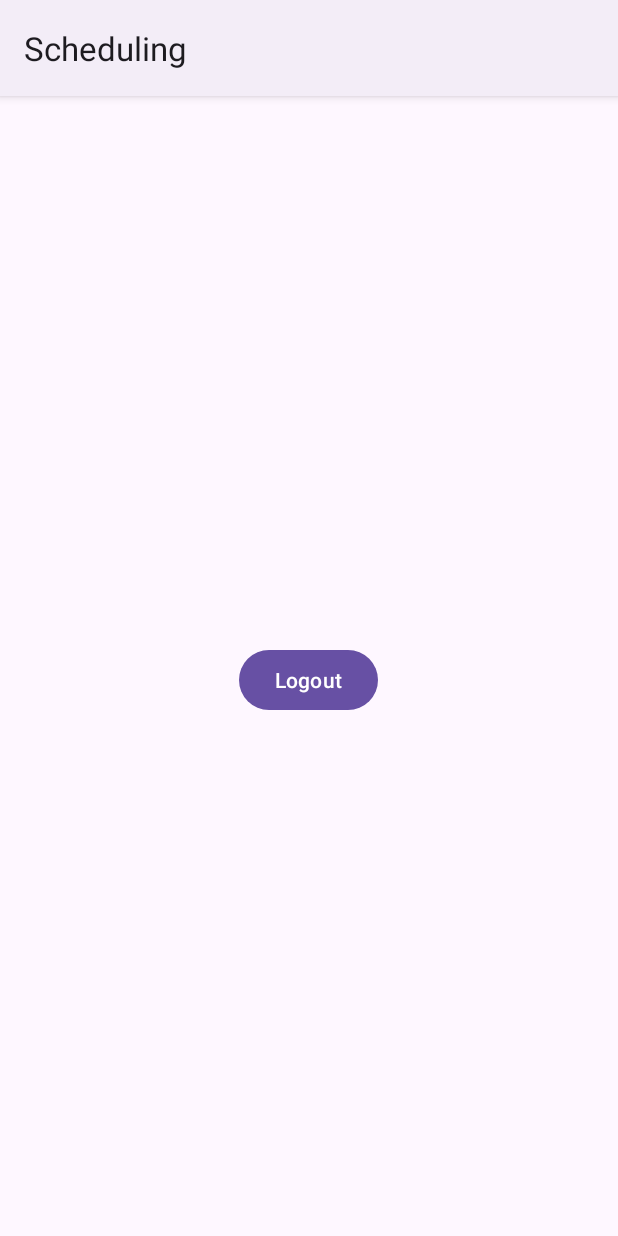
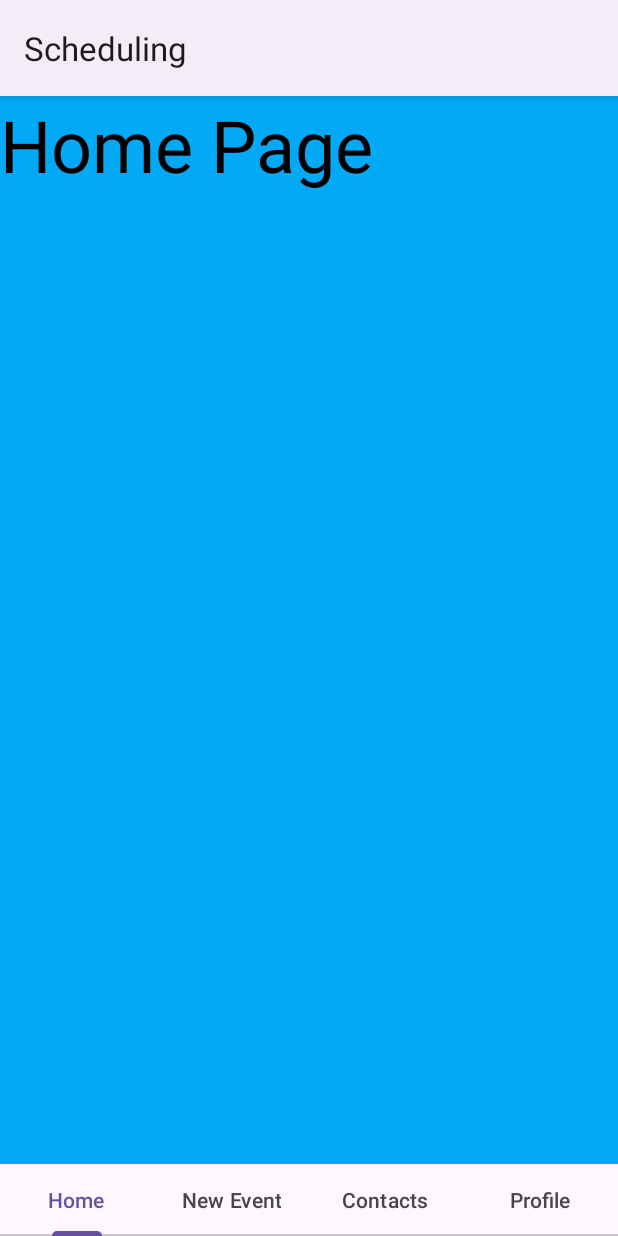
Before and after one commit to sp0603/Book-It, an Android app: the screen it shows after launch once a user with an empty profile is signed in (MainActivity), on a phone screen of 412 x 824 dp. Run offline under Robolectric (Android 15) with nearby library versions, the phone set to English and light mode, and no system bars; our stand-ins replace Firebase (no records; nobody signed in at launch, a user with empty details on screens opened directly).

Commit message:
added base tablayout, contactspage, default fragments for other tabs, altered MainActivity to switch to home screen once user is logged in

```diff
--- /dev/null
+++ b/app/src/main/java/com/example/scheduling/CreateEvent.java
@@ -0,0 +1,23 @@
+package com.example.scheduling;
+
+import android.os.Bundle;
+
+import androidx.fragment.app.Fragment;
+
+import android.view.LayoutInflater;
+import android.view.View;
+import android.view.ViewGroup;
+
+public class CreateEvent extends Fragment {
+
+    public CreateEvent() {
+        // Required empty public constructor
+    }
+
+    @Override
+    public View onCreateView(LayoutInflater inflater, ViewGroup container,
+                             Bundle savedInstanceState) {
+        // Inflate the layout for this fragment
+        return inflater.inflate(R.layout.fragment_create_event, container, false);
+    }
+}
--- /dev/null
+++ b/app/src/main/java/com/example/scheduling/HomeFragment.java
@@ -0,0 +1,24 @@
+package com.example.scheduling;
+
+import android.os.Bundle;
+
+import androidx.fragment.app.Fragment;
+
+import android.view.LayoutInflater;
+import android.view.View;
+import android.view.ViewGroup;
+
+
+public class HomeFragment extends Fragment {
+
+    public HomeFragment() {
+        // Required empty public constructor
+    }
+
+    @Override
+    public View onCreateView(LayoutInflater inflater, ViewGroup container,
+                             Bundle savedInstanceState) {
+        // Inflate the layout for this fragment
+        return inflater.inflate(R.layout.fragment_home_tab, container, false);
+    }
+}
--- a/app/src/main/java/com/example/scheduling/MainActivity.java
+++ b/app/src/main/java/com/example/scheduling/MainActivity.java
@@ -1,6 +1,8 @@
 package com.example.scheduling;
 
 import androidx.appcompat.app.AppCompatActivity;
+import androidx.viewpager2.widget.ViewPager2;
+import androidx.annotation.NonNull;
 
 import android.content.Intent;
 import android.os.Bundle;
@@ -10,12 +12,18 @@ import android.widget.TextView;
 
 import com.google.firebase.auth.FirebaseAuth;
 import com.google.firebase.auth.FirebaseUser;
+import com.google.android.material.tabs.TabLayout;
+import com.google.android.material.tabs.TabLayoutMediator;
 
 public class MainActivity extends AppCompatActivity {
     FirebaseAuth auth;
     Button button;
     TextView textView;
     FirebaseUser user;
+    ViewPager2 viewPager;
+    ViewPagerAdapter myAdapter;
+    TabLayout tabLayout;
+    String[] tabNames = {"Home", "New Event", "Contacts", "Profile"};
 
     @Override
     protected void onCreate(Bundle savedInstanceState) {
@@ -23,8 +31,8 @@ public class MainActivity extends AppCompatActivity {
         setContentView(R.layout.activity_main);
 
         auth = FirebaseAuth.getInstance();
-        button = findViewById(R.id.logout);
-        textView = findViewById(R.id.user_details);
+        //button = findViewById(R.id.logout);
+        //textView = findViewById(R.id.user_details);
         user = auth.getCurrentUser();
         if(user == null){
             Intent intent = new Intent(getApplicationContext(), Login.class);
@@ -33,17 +41,49 @@ public class MainActivity extends AppCompatActivity {
         }
 
         else {
-            textView.setText(user.getEmail());
+            setContentView(R.layout.tablayout);
+            tabLayout = findViewById(R.id.tablayout);
+
+            myAdapter = new ViewPagerAdapter(
+                    getSupportFragmentManager(),
+                    getLifecycle()
+            );
+
+            // adding fragments to the list in the Adapter class
+            myAdapter.addFragment(new HomeFragment());
+            myAdapter.addFragment(new CreateEvent());
+            myAdapter.addFragment(new ContactsPage());
+            myAdapter.addFragment(new ProfileFragment());
+
+            // set the orientation in ViewPager2
+            viewPager = findViewById(R.id.viewPager2);
+            viewPager.setOrientation(ViewPager2.ORIENTATION_HORIZONTAL);
+
+            // connecting the adapter with the ViewPager2
+            viewPager.setAdapter(myAdapter);
+
+            // connecting TabLayout with ViewPager
+            new TabLayoutMediator(
+                    tabLayout,
+                    viewPager,
+                    new TabLayoutMediator.TabConfigurationStrategy() {
+                        @Override
+                        public void onConfigureTab(@NonNull TabLayout.Tab tab, int position) {
+                            tab.setText(tabNames[position]);
+                        }
+                    }
+            ).attach();
         }
 
-        button.setOnClickListener(new View.OnClickListener() {
-            @Override
-            public void onClick(View view){
-                FirebaseAuth.getInstance().signOut();
-                Intent intent = new Intent(getApplicationContext(), Login.class);
-                startActivity(intent);
-                finish();
-            }
-        });
+        // commented this out b/c I don't think it's being used currently
+//        button.setOnClickListener(new View.OnClickListener() {
+//            @Override
+//            public void onClick(View view){
+//                FirebaseAuth.getInstance().signOut();
+//                Intent intent = new Intent(getApplicationContext(), Login.class);
+//                startActivity(intent);
+//                finish();
+//            }
+//        });
     }
 }
--- /dev/null
+++ b/app/src/main/java/com/example/scheduling/ProfileFragment.java
@@ -0,0 +1,23 @@
+package com.example.scheduling;
+
+import android.os.Bundle;
+
+import androidx.fragment.app.Fragment;
+
+import android.view.LayoutInflater;
+import android.view.View;
+import android.view.ViewGroup;
+
+public class ProfileFragment extends Fragment {
+
+    public ProfileFragment() {
+        // Required empty public constructor
+    }
+
+    @Override
+    public View onCreateView(LayoutInflater inflater, ViewGroup container,
+                             Bundle savedInstanceState) {
+        // Inflate the layout for this fragment
+        return inflater.inflate(R.layout.fragment_profile, container, false);
+    }
+}
--- /dev/null
+++ b/app/src/main/java/com/example/scheduling/ViewPagerAdapter.java
@@ -0,0 +1,36 @@
+package com.example.scheduling;
+
+import androidx.annotation.NonNull;
+import androidx.fragment.app.Fragment;
+import androidx.fragment.app.FragmentManager;
+import androidx.lifecycle.Lifecycle;
+import androidx.viewpager2.adapter.FragmentStateAdapter;
+
+import java.util.ArrayList;
+
+public class ViewPagerAdapter extends FragmentStateAdapter{
+
+    private ArrayList<Fragment> fragmentArrayList = new ArrayList<>();
+
+
+    public ViewPagerAdapter(@NonNull FragmentManager fragmentManager, @NonNull Lifecycle lifecycle) {
+        super(fragmentManager, lifecycle);
+    }
+
+    @NonNull
+    @Override
+    public Fragment createFragment(int position) {
+        // responsible for creating and returning a fragment for a specific position within ViewPager2
+
+        return fragmentArrayList.get(position);
+    }
+
+    @Override
+    public int getItemCount() {
+        return fragmentArrayList.size();
+    }
+
+    public void addFragment(Fragment fragment) {
+        fragmentArrayList.add(fragment);
+    }
+}
--- /dev/null
+++ b/app/src/main/res/layout/fragment_home_tab.xml
@@ -0,0 +1,16 @@
+<?xml version="1.0" encoding="utf-8"?>
+<FrameLayout xmlns:android="http://schemas.android.com/apk/res/android"
+    xmlns:tools="http://schemas.android.com/tools"
+    android:layout_width="match_parent"
+    android:layout_height="match_parent"
+    android:background="#03A9F4"
+    tools:context=".HomeFragment">
+
+    <TextView
+        android:textSize="48sp"
+        android:textColor="@color/black"
+        android:layout_width="match_parent"
+        android:layout_height="match_parent"
+        android:text="Home Page" />
+
+</FrameLayout>
--- /dev/null
+++ b/app/src/main/res/layout/tablayout.xml
@@ -0,0 +1,26 @@
+<?xml version="1.0" encoding="utf-8"?>
+<androidx.constraintlayout.widget.ConstraintLayout xmlns:android="http://schemas.android.com/apk/res/android"
+    xmlns:app="http://schemas.android.com/apk/res-auto"
+    xmlns:tools="http://schemas.android.com/tools"
+    android:layout_width="match_parent"
+    android:layout_height="match_parent"
+    tools:context=".MainActivity">
+
+    <com.google.android.material.tabs.TabLayout
+        android:id="@+id/tablayout"
+        android:layout_width="0dp"
+        android:layout_height="wrap_content"
+        app:layout_constraintBottom_toBottomOf="parent"
+        app:layout_constraintEnd_toEndOf="parent"
+        app:layout_constraintStart_toStartOf="parent" />
+
+    <androidx.viewpager2.widget.ViewPager2
+        android:id="@+id/viewPager2"
+        android:layout_width="0dp"
+        android:layout_height="0dp"
+        app:layout_constraintBottom_toTopOf="@+id/tablayout"
+        app:layout_constraintEnd_toEndOf="parent"
+        app:layout_constraintStart_toStartOf="parent"
+        app:layout_constraintTop_toTopOf="parent" />
+
+</androidx.constraintlayout.widget.ConstraintLayout>
```
Also changed, not shown: app/src/main/java/com/example/scheduling/ContactsPage.java (added, +76 -0 lines), app/src/main/java/com/example/scheduling/ListItemAdapter.java (added, +78 -0 lines), app/src/main/java/com/example/scheduling/User.java (added, +41 -0 lines), app/src/main/res/layout/fragment_contacts_page.xml (added, +14 -0 lines), app/src/main/res/layout/fragment_create_event.xml (added, +17 -0 lines), app/src/main/res/layout/fragment_profile.xml (added, +17 -0 lines), app/src/main/res/layout/list_item_layout.xml (added, +42 -0 lines), app/src/main/res/drawable/profileimg.png (added).
